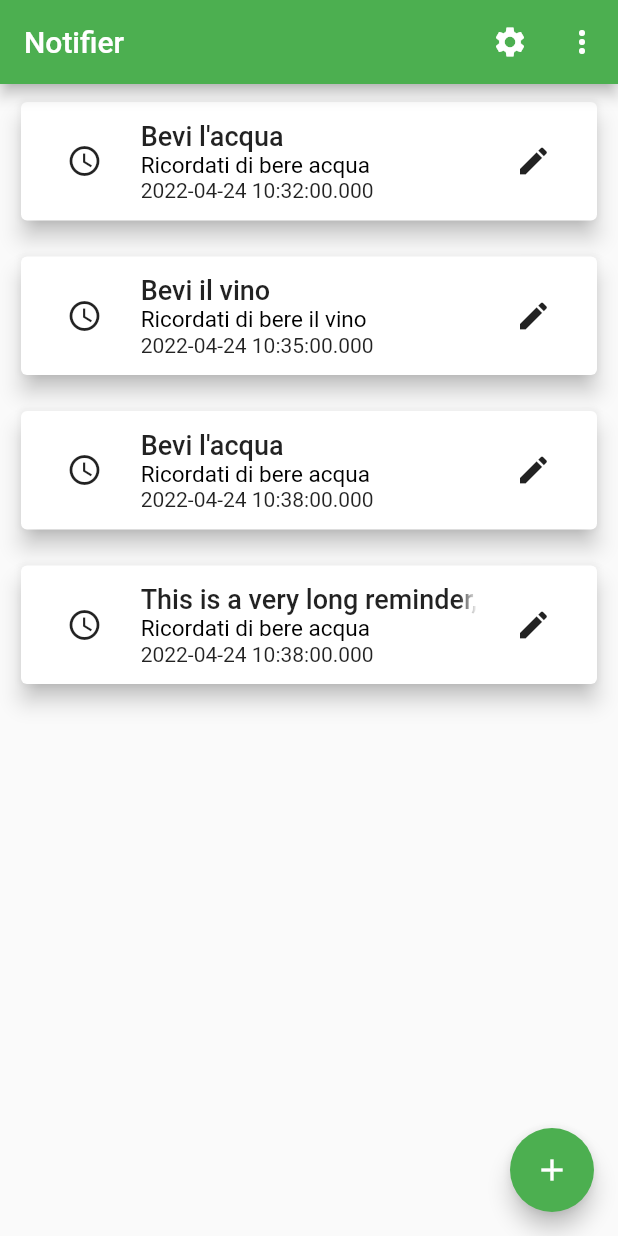
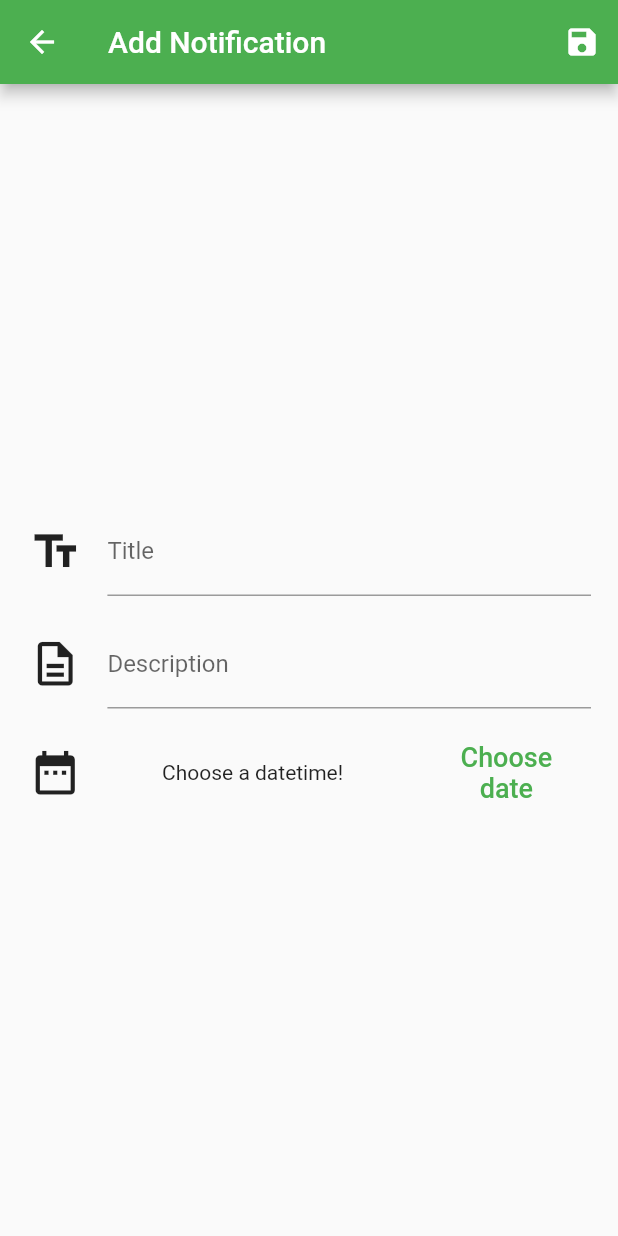
Before and after one commit to enricobragastini/notifier_app, a Flutter app: the screen it shows after launch, after a tap on the "add" icon, on a phone screen of 412 x 824 dp. Run offline on Flutter 3.47's test engine with Material 2 defaults, Android fonts, the phone set to English and light mode, and no system bars; our stand-ins replace flutter_datetime_picker.

Commit message:
basic notification form

```diff
--- a/lib/main.dart
+++ b/lib/main.dart
@@ -1,8 +1,16 @@
 import 'package:flutter/material.dart';
+import 'package:flutter/services.dart';
 
 import './screens/notifications_screens.dart';
+import './screens/add_notification_screen.dart';
 
 void main() {
+  WidgetsFlutterBinding.ensureInitialized(); // Bloccare la visualizzazione
+  SystemChrome.setPreferredOrientations([
+    // solo in verticale
+    DeviceOrientation.portraitUp,
+    DeviceOrientation.portraitDown
+  ]);
   runApp(const MyApp());
 }
 
@@ -20,6 +28,9 @@
               labelMedium:
                   TextStyle(fontWeight: FontWeight.w400, fontSize: 15))),
       home: const NotificationsScreen(appBarTitle: "Notifier"),
+      routes: {
+        AddNotificationScreen.routeName: (ctx) => const AddNotificationScreen(),
+      },
     );
   }
 }
--- /dev/null
+++ b/lib/screens/add_notification_screen.dart
@@ -0,0 +1,132 @@
+import 'package:flutter/material.dart';
+import 'package:intl/intl.dart';
+import 'package:flutter_datetime_picker/flutter_datetime_picker.dart';
+
+class AddNotificationScreen extends StatefulWidget {
+  static const String routeName = "/add-notification";
+
+  const AddNotificationScreen({Key? key}) : super(key: key);
+
+  @override
+  _AddNotificationScreenState createState() => _AddNotificationScreenState();
+}
+
+class _AddNotificationScreenState extends State<AddNotificationScreen> {
+  final _titleEditingContoller = TextEditingController();
+  final _descriptionEditingContoller = TextEditingController();
+  DateTime? _selectedDate;
+
+  void _presentDatePicker() {
+    DatePicker.showDateTimePicker(context,
+        showTitleActions: true,
+        minTime: DateTime.now(),
+        maxTime: DateTime.now().add(const Duration(days: 365)),
+        onConfirm: (pickedDate) {
+      setState(() {
+        _selectedDate = pickedDate;
+      });
+    });
+  }
+
+  @override
+  Widget build(BuildContext context) {
+    return Scaffold(
+        appBar: AppBar(title: const Text("Add Notification"), actions: [
+          IconButton(
+            icon: const Icon(Icons.save),
+            onPressed: () {},
+          )
+        ]),
+        body: Container(
+          padding: const EdgeInsets.all(10),
+          child: Column(
+            mainAxisAlignment: MainAxisAlignment.center,
+            children: [
+              TextInputWithIconWidget(
+                  label: "Title",
+                  icon: Icons.text_fields,
+                  controller: _titleEditingContoller),
+              TextInputWithIconWidget(
+                  label: "Description",
+                  icon: Icons.description_outlined,
+                  controller: _descriptionEditingContoller),
+              Padding(
+                  padding:
+                      const EdgeInsets.symmetric(vertical: 8, horizontal: 8),
+                  child: Row(
+                      mainAxisAlignment: MainAxisAlignment.center,
+                      crossAxisAlignment: CrossAxisAlignment.center,
+                      children: [
+                        const Expanded(
+                            flex: 1,
+                            child: Icon(
+                              Icons.date_range,
+                              size: 35,
+                            )),
+                        Expanded(
+                          flex: 6,
+                          child: Text(
+                            (_selectedDate == null)
+                                ? "Choose a datetime!"
+                                : DateFormat("dd/MM/yyyy hh:mm")
+                                    .format(_selectedDate!),
+                            textAlign: TextAlign.center,
+                          ),
+                        ),
+                        Expanded(
+                          flex: 3,
+                          child: TextButton(
+                              onPressed: _presentDatePicker,
+                              child: const Text(
+                                "Choose date",
+                                textAlign: TextAlign.center,
+                              )),
+                        )
+                      ]))
+            ],
+          ),
+        ));
+  }
+}
+
+class TextInputWithIconWidget extends StatelessWidget {
+  final String label;
+  final IconData icon;
+  final TextEditingController controller;
+  const TextInputWithIconWidget(
+      {Key? key,
+      required this.label,
+      required this.icon,
+      required this.controller})
+      : super(key: key);
+
+  @override
+  Widget build(BuildContext context) {
+    return Padding(
+      padding: const EdgeInsets.symmetric(vertical: 8, horizontal: 8),
+      child: Row(
+        mainAxisAlignment: MainAxisAlignment.center,
+        crossAxisAlignment: CrossAxisAlignment.center,
+        children: [
+          Expanded(
+              flex: 1,
+              child: Icon(
+                icon,
+                size: 35,
+              )),
+          Expanded(
+            flex: 9,
+            child: Padding(
+              padding: const EdgeInsets.only(left: 16),
+              child: TextField(
+                decoration: InputDecoration(labelText: label),
+                controller: controller,
+                textInputAction: TextInputAction.next,
+              ),
+            ),
+          )
+        ],
+      ),
+    );
+  }
+}
--- a/lib/screens/notifications_screens.dart
+++ b/lib/screens/notifications_screens.dart
@@ -2,8 +2,10 @@ import 'package:flutter/material.dart';
 
 import '../models/notify.dart';
 import '../widgets/notification_widget.dart';
+import './add_notification_screen.dart';
 
 class NotificationsScreen extends StatefulWidget {
+  static const String routeName = "/notifications-screen";
   final String appBarTitle;
 
   const NotificationsScreen({Key? key, required this.appBarTitle})
@@ -30,7 +32,7 @@ class _NotificationsScreenState extends State<NotificationsScreen> {
     Notify(
         title: "This is a very long reminder, very important title",
         datetime: DateTime.now().add(const Duration(minutes: 8)),
-        description: "Ricordati di bere acqua")
+        description: "A very long reminder needs a very long description")
   ];
 
   @override
@@ -60,7 +62,9 @@ class _NotificationsScreenState extends State<NotificationsScreen> {
                   datetime: notifications[index].datetime);
             }),
         floatingActionButton: FloatingActionButton(
-          onPressed: () {},
+          onPressed: () {
+            Navigator.of(context).pushNamed(AddNotificationScreen.routeName);
+          },
           child: const Icon(Icons.add),
         ));
   }
--- a/lib/widgets/notification_widget.dart
+++ b/lib/widgets/notification_widget.dart
@@ -1,4 +1,5 @@
 import 'package:flutter/material.dart';
+import 'package:intl/intl.dart';
 
 class NotificationWidget extends StatelessWidget {
   final String title;
@@ -24,7 +25,10 @@ class NotificationWidget extends StatelessWidget {
               children: [
                 const Expanded(
                   flex: 2,
-                  child: Icon(Icons.watch_later_outlined),
+                  child: Icon(
+                    Icons.watch_later_outlined,
+                    size: 38,
+                  ),
                 ),
                 Expanded(
                   flex: 6,
@@ -43,7 +47,7 @@ class NotificationWidget extends StatelessWidget {
                         description,
                         style: Theme.of(context).textTheme.labelMedium,
                       ),
-                      Text(datetime.toString())
+                      Text(DateFormat("dd/MM/yyyy HH:mm").format(datetime))
                     ],
                   ),
                 ),
--- a/pubspec.yaml
+++ b/pubspec.yaml
@@ -35,6 +35,7 @@ dependencies:
   # Use with the CupertinoIcons class for iOS style icons.
   cupertino_icons: ^1.0.2
   intl: ^0.17.0
+  flutter_datetime_picker: ^1.5.1
 
 dev_dependencies:
   flutter_test:
```
Also changed, not shown: pubspec.lock.
